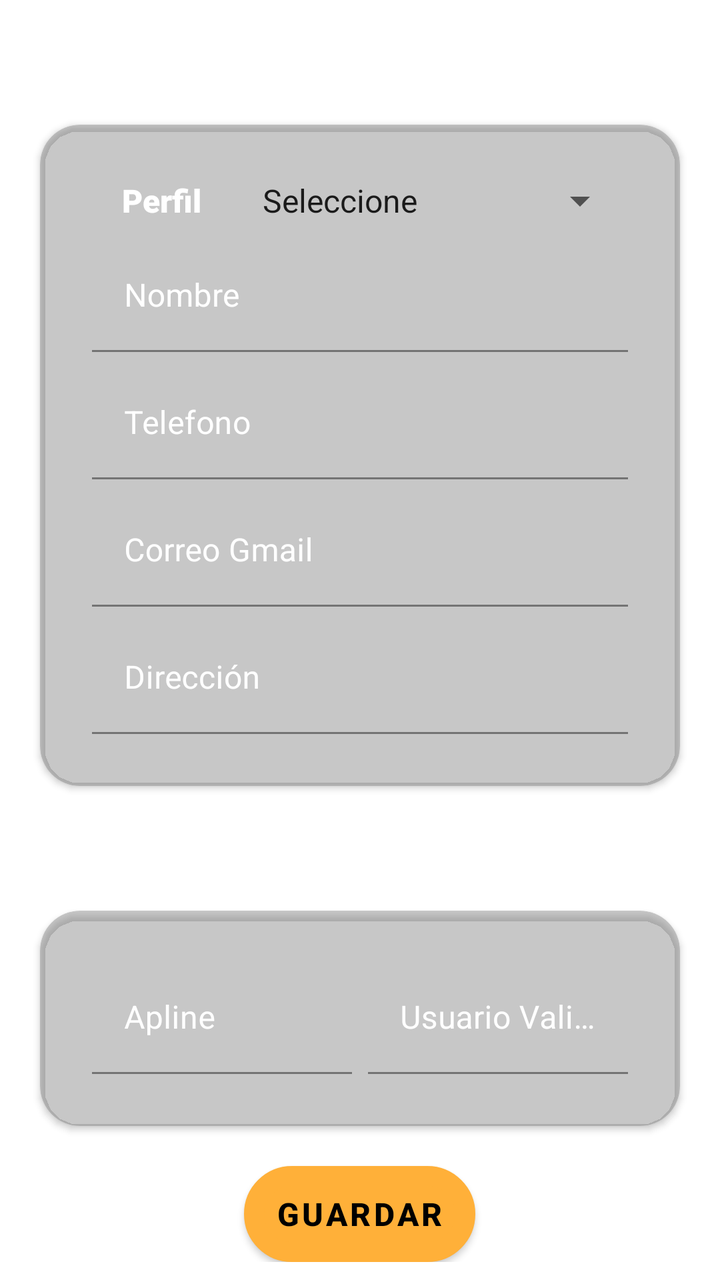
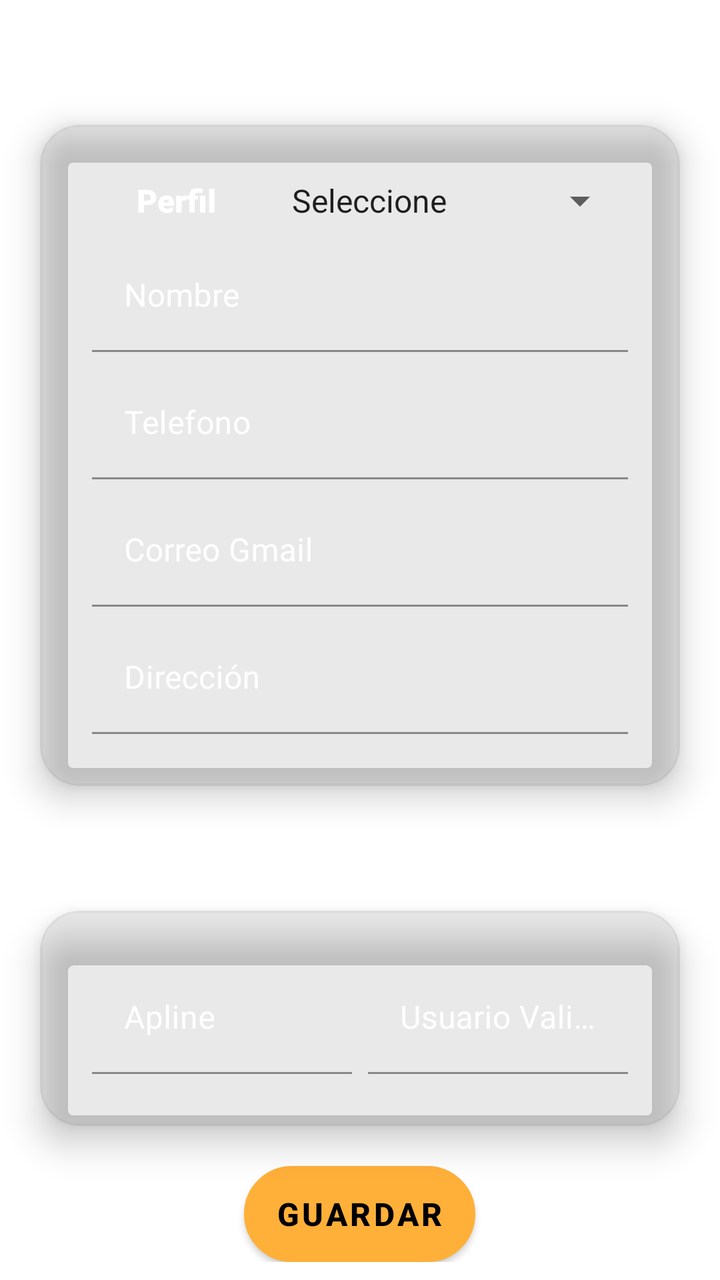

Before-and-after screenshots of an Android layout around one commit, followed by the original layout XML and the change that was made.
<!-- AndroidManifest.xml: application theme Theme.Eventos -->
<!-- res/layout/fragment_usuarios.xml -->
<?xml version="1.0" encoding="utf-8"?>
<FrameLayout xmlns:android="http://schemas.android.com/apk/res/android"
    xmlns:app="http://schemas.android.com/apk/res-auto"
    xmlns:tools="http://schemas.android.com/tools"
    android:layout_width="match_parent"
    android:layout_height="match_parent"
    tools:context=".pantallas.Usuarios">

    <ScrollView
        android:layout_width="match_parent"
        android:layout_height="match_parent">

        <LinearLayout
            android:layout_width="match_parent"
            android:layout_height="wrap_content"
            android:orientation="vertical" >

            <TextView
                android:id="@+id/textView_titulo2"
                android:layout_width="match_parent"
                android:layout_height="wrap_content"
                android:layout_margin="10dp"
                android:layout_marginEnd="0dp"
                android:text="@string/NuevoUsuario"
                android:theme="@style/texto_titulo" />

            <androidx.cardview.widget.CardView
                android:layout_width="match_parent"
                android:layout_height="match_parent"
                android:layout_marginLeft="20sp"
                android:layout_marginTop="10sp"
                android:layout_marginRight="20sp"
                android:layout_marginBottom="10sp"
                app:cardBackgroundColor="#66818181"
                app:cardCornerRadius="20dp">

                <LinearLayout
                    android:layout_width="match_parent"
                    android:layout_height="match_parent"
                    android:layout_margin="22sp"
                    android:orientation="vertical">

                    <LinearLayout
                        android:layout_width="match_parent"
                        android:layout_height="match_parent"
                        android:layout_weight="1"
                        android:orientation="horizontal">

                        <TextView
                            android:id="@+id/textView6"
                            android:layout_width="224dp"
                            android:layout_height="wrap_content"
                            android:layout_margin="4dp"
                            android:layout_weight="2"
                            android:gravity="center"
                            android:text="@string/Perfil"
                            android:theme="@style/texto_sub_titulo" />

                        <Spinner
                            android:id="@+id/spinnerTipo"
                            android:layout_width="match_parent"
                            android:layout_height="wrap_content"
                            android:layout_margin="4dp"
                            android:layout_weight="1"

                            android:entries="@array/Tipo"
                            tools:ignore="TouchTargetSizeCheck" />
                    </LinearLayout>

                    <com.google.android.material.textfield.TextInputLayout
                        android:layout_width="match_parent"
                        android:layout_height="match_parent"
                        android:layout_weight="1"
                        android:textColorHint="@color/white">

                        <com.google.android.material.textfield.TextInputEditText
                            android:id="@+id/editText_usuario"
                            android:layout_width="match_parent"
                            android:layout_height="match_parent"
                            android:layout_margin="4dp"
                            android:background="@color/trasparente"
                            android:hint="@string/Nombre"
                            android:inputType="textPersonName"
                            android:textColor="@color/white"
                            android:textSize="16sp" />
                    </com.google.android.material.textfield.TextInputLayout>

                    <com.google.android.material.textfield.TextInputLayout
                        android:layout_width="match_parent"
                        android:layout_height="match_parent"
                        android:layout_weight="1"
                        android:textColorHint="@color/white">

                        <com.google.android.material.textfield.TextInputEditText
                            android:id="@+id/editText_telefono"
                            android:layout_width="match_parent"
                            android:layout_height="match_parent"
                            android:layout_margin="4dp"
                            android:background="@color/trasparente"
                            android:hint="@string/Telefono"
                            android:inputType="phone"
                            android:textColor="@color/white"
                            android:textSize="16sp" />
                    </com.google.android.material.textfield.TextInputLayout>

                    <com.google.android.material.textfield.TextInputLayout
                        android:layout_width="match_parent"
                        android:layout_height="match_parent"
                        android:layout_weight="1"
                        android:textColorHint="@color/white">

                        <com.google.android.material.textfield.TextInputEditText
                            android:id="@+id/editText_correo"
                            android:layout_width="match_parent"
                            android:layout_height="match_parent"
                            android:layout_margin="4dp"
                            android:background="@color/trasparente"
                            android:hint="@string/CorreoGmail"
                            android:inputType="textEmailAddress"
                            android:textColor="@color/white"
                            android:textSize="16sp" />
                    </com.google.android.material.textfield.TextInputLayout>


                    <com.google.android.material.textfield.TextInputLayout
                        android:layout_width="match_parent"
                        android:layout_height="match_parent"
                        android:layout_weight="1"
                        android:textColorHint="@color/white">

                        <com.google.android.material.textfield.TextInputEditText
                            android:id="@+id/editText_direccion"
                            android:layout_width="match_parent"
                            android:layout_height="match_parent"
                            android:layout_margin="4dp"
                            android:background="@color/trasparente"
                            android:hint="@string/Direccion"
                            android:inputType="textMultiLine"
                            android:textColor="@color/white"
                            android:textSize="16sp" />
                    </com.google.android.material.textfield.TextInputLayout>

                </LinearLayout>

            </androidx.cardview.widget.CardView>

            <TextView
                android:id="@+id/textView_titulo"
                android:layout_width="match_parent"
                android:layout_height="wrap_content"
                android:text="@string/Referido"
                android:theme="@style/texto_titulo" />

            <androidx.cardview.widget.CardView
                android:layout_width="match_parent"
                android:layout_height="wrap_content"
                android:layout_margin="20dp"
                android:layout_marginTop="10dp"
                app:cardBackgroundColor="#66818181"
                app:cardCornerRadius="20dp">

                <LinearLayout
                    android:layout_width="match_parent"
                    android:layout_height="match_parent"
                    android:layout_margin="22sp"
                    android:orientation="horizontal">


                    <com.google.android.material.textfield.TextInputLayout
                        android:layout_width="match_parent"
                        android:layout_height="match_parent"
                        android:layout_weight="1"
                        android:textColorHint="@color/white">

                        <com.google.android.material.textfield.TextInputEditText
                            android:id="@+id/editText_apline"
                            android:layout_width="match_parent"
                            android:layout_height="match_parent"
                            android:layout_margin="4dp"
                            android:background="@color/trasparente"
                            android:hint="@string/Apline"
                            android:inputType="textPersonName"
                            android:textColor="@color/white"
                            android:textSize="16sp" />
                    </com.google.android.material.textfield.TextInputLayout>

                    <com.google.android.material.textfield.TextInputLayout
                        android:layout_width="match_parent"
                        android:layout_height="match_parent"
                        android:layout_weight="1"
                        android:textColorHint="@color/white">

                        <com.google.android.material.textfield.TextInputEditText
                            android:id="@+id/editText_usuarioValidus"
                            android:layout_width="match_parent"
                            android:layout_height="match_parent"
                            android:layout_margin="4dp"
                            android:background="@color/trasparente"
                            android:hint="@string/UsuarioValidus"
                            android:inputType="textPersonName"
                            android:textColor="@color/white"
                            android:textColorHint="#6D4C41"
                            android:textSize="16sp" />
                    </com.google.android.material.textfield.TextInputLayout>


                </LinearLayout>

            </androidx.cardview.widget.CardView>

            <Button
                android:id="@+id/button3"
                android:layout_width="wrap_content"
                android:layout_height="wrap_content"
                android:layout_gravity="center"
                android:background="@drawable/boton"
                android:theme="@style/Botones"
                android:textColor="@color/black"
                android:gravity="center"
                android:text="@string/Guardar" />

        </LinearLayout>
    </ScrollView>

</FrameLayout>
<!-- resources referenced by this layout -->
<resources>
  <string-array name="Tipo">
          <item>"Seleccione"</item>
          <item>Administrador</item>
          <item>Auditor</item>
          <item>Promotor</item>
      </string-array>
  <color name="black">#FF000000</color>
  <color name="trasparente">#00FFB039</color>
  <color name="white">#FFFFFFFF</color>
  <!-- drawable boton (drawable) -->
  <?xml version="1.0" encoding="utf-8"?>
  <selector xmlns:android="http://schemas.android.com/apk/res/android" >
      <item >
          <shape android:shape="rectangle"  >
              <corners android:radius="100dip" />
              <stroke android:width="10dip" android:color="@color/black" />
              <solid android:color="@color/amarillo" />
          </shape>
      </item>
  </selector>
  <string name="Apline">Apline</string>
  <string name="CorreoGmail">Correo Gmail</string>
  <string name="Direccion">Dirección</string>
  <string name="Guardar">Guardar</string>
  <string name="Nombre">Nombre</string>
  <string name="NuevoUsuario">Nuevo Usuario</string>
  <string name="Perfil">Perfil</string>
  <string name="Referido">Referido</string>
  <string name="Telefono">Telefono</string>
  <string name="UsuarioValidus">Usuario Validus</string>
  <style name="Botones" parent="Theme.AppCompat.Light.NoActionBar">
      <item name="android:background">@drawable/boton</item>
          <item name="android:textStyle">bold</item>
          <item name="android:textSize">16sp</item>
          <item name="android:layout_margin">5sp</item>
          <item name="colorPrimaryVariant">@color/amarillo</item>
          <item name="colorPrimary">@color/amarillo</item>
      </style>
  <style name="texto_sub_titulo" parent="Theme.Eventos">
          <item name="android:textSize">16sp</item>
          <item name="android:textColor">@color/white</item>
          <item name="android:textStyle">bold</item>
          <item name="android:layout_margin">5sp</item>
          <item name="fontFamily">sans-serif-black</item>
      </style>
  <style name="texto_titulo" parent="Theme.Eventos">
          <item name="android:textSize">24sp</item>
          <item name="android:textColor">@color/white</item>
          <item name="android:textStyle">bold</item>
          <item name="android:gravity">center</item>
          <item name="fontFamily">sans-serif-black</item>
      </style>
  <style name="Theme.Eventos" parent="Theme.MaterialComponents.DayNight.DarkActionBar">
          
          <item name="colorPrimary">@color/amarilloFondo</item>
          <item name="colorPrimaryVariant">@color/amarillo</item>
          <item name="colorOnPrimary">@color/white</item>
          
          <item name="colorSecondary">@color/teal_200</item>
          <item name="colorSecondaryVariant">@color/teal_700</item>
          <item name="colorOnSecondary">@color/black</item>
          
  
          <item name="android:statusBarColor" tools:targetApi="l">?attr/colorPrimaryVariant</item>
          
          
          <item name="windowActionBar">false</item>
          <item name="windowNoTitle">true</item>
      </style>
  <color name="amarillo">#FFB039</color>
  <color name="amarilloFondo">#DF885A28</color>
  <color name="teal_200">#FF03DAC5</color>
  <color name="teal_700">#FF018786</color>
</resources>

<!-- the commit's change to res/layout/fragment_usuarios.xml (unified diff, before → after) -->
@@ -1,14 +1,11 @@
 <?xml version="1.0" encoding="utf-8"?>
-<FrameLayout xmlns:android="http://schemas.android.com/apk/res/android"
+<ScrollView xmlns:android="http://schemas.android.com/apk/res/android"
     xmlns:app="http://schemas.android.com/apk/res-auto"
     xmlns:tools="http://schemas.android.com/tools"
     android:layout_width="match_parent"
     android:layout_height="match_parent"
     tools:context=".pantallas.Usuarios">
 
-    <ScrollView
-        android:layout_width="match_parent"
-        android:layout_height="match_parent">
 
         <LinearLayout
             android:layout_width="match_parent"
@@ -31,7 +28,8 @@
                 android:layout_marginTop="10sp"
                 android:layout_marginRight="20sp"
                 android:layout_marginBottom="10sp"
-                app:cardBackgroundColor="#66818181"
+                app:cardElevation="10sp"
+                app:cardBackgroundColor="@color/fondo_cardView"
                 app:cardCornerRadius="20dp">
 
                 <LinearLayout
@@ -48,13 +46,14 @@
 
                         <TextView
                             android:id="@+id/textView6"
-                            android:layout_width="224dp"
+                            android:layout_width="match_parent"
                             android:layout_height="wrap_content"
                             android:layout_margin="4dp"
                             android:layout_weight="2"
                             android:gravity="center"
                             android:text="@string/Perfil"
-                            android:theme="@style/texto_sub_titulo" />
+                            android:theme="@style/texto_sub_titulo"
+                            tools:ignore="TextContrastCheck" />
 
                         <Spinner
                             android:id="@+id/spinnerTipo"
@@ -74,7 +73,7 @@
                         android:textColorHint="@color/white">
 
                         <com.google.android.material.textfield.TextInputEditText
-                            android:id="@+id/editText_usuario"
+                            android:id="@+id/editText_nombre"
                             android:layout_width="match_parent"
                             android:layout_height="match_parent"
                             android:layout_margin="4dp"
@@ -82,7 +81,8 @@
                             android:hint="@string/Nombre"
                             android:inputType="textPersonName"
                             android:textColor="@color/white"
-                            android:textSize="16sp" />
+                            android:textSize="16sp"
+                            tools:ignore="TextContrastCheck" />
                     </com.google.android.material.textfield.TextInputLayout>
 
                     <com.google.android.material.textfield.TextInputLayout
@@ -100,17 +100,18 @@
                             android:hint="@string/Telefono"
                             android:inputType="phone"
                             android:textColor="@color/white"
-                            android:textSize="16sp" />
-                    </com.google.android.material.textfield.TextInputLayout>
-
-                    <com.google.android.material.textfield.TextInputLayout
-                        android:layout_width="match_parent"
-                        android:layout_height="match_parent"
-                        android:layout_weight="1"
-                        android:textColorHint="@color/white">
-
-                        <com.google.android.material.textfield.TextInputEditText
-                            android:id="@+id/editText_correo"
+                            android:textSize="16sp"
+                            tools:ignore="TextContrastCheck" />
+                    </com.google.android.material.textfield.TextInputLayout>
+
+                    <com.google.android.material.textfield.TextInputLayout
+                        android:layout_width="match_parent"
+                        android:layout_height="match_parent"
+                        android:layout_weight="1"
+                        android:textColorHint="@color/white">
+
+                        <com.google.android.material.textfield.TextInputEditText
+                            android:id="@+id/editText_correoGmail"
                             android:layout_width="match_parent"
                             android:layout_height="match_parent"
                             android:layout_margin="4dp"
@@ -118,7 +119,8 @@
                             android:hint="@string/CorreoGmail"
                             android:inputType="textEmailAddress"
                             android:textColor="@color/white"
-                            android:textSize="16sp" />
+                            android:textSize="16sp"
+                            tools:ignore="TextContrastCheck" />
                     </com.google.android.material.textfield.TextInputLayout>
 
 
@@ -137,7 +139,8 @@
                             android:hint="@string/Direccion"
                             android:inputType="textMultiLine"
                             android:textColor="@color/white"
-                            android:textSize="16sp" />
+                            android:textSize="16sp"
+                            tools:ignore="TextContrastCheck" />
                     </com.google.android.material.textfield.TextInputLayout>
 
                 </LinearLayout>
@@ -156,14 +159,16 @@
                 android:layout_height="wrap_content"
                 android:layout_margin="20dp"
                 android:layout_marginTop="10dp"
-                app:cardBackgroundColor="#66818181"
+                app:cardElevation="10sp"
+                app:cardBackgroundColor="@color/fondo_cardView"
                 app:cardCornerRadius="20dp">
 
                 <LinearLayout
                     android:layout_width="match_parent"
                     android:layout_height="match_parent"
                     android:layout_margin="22sp"
-                    android:orientation="horizontal">
+                    android:orientation="horizontal"
+                    android:baselineAligned="false">
 
 
                     <com.google.android.material.textfield.TextInputLayout
@@ -177,11 +182,14 @@
                             android:layout_width="match_parent"
                             android:layout_height="match_parent"
                             android:layout_margin="4dp"
+                            android:autofillHints="apline"
                             android:background="@color/trasparente"
                             android:hint="@string/Apline"
                             android:inputType="textPersonName"
                             android:textColor="@color/white"
-                            android:textSize="16sp" />
+                            android:textColorHint="#6D4C41"
+                            android:textSize="16sp"
+                            tools:ignore="TextContrastCheck" />
                     </com.google.android.material.textfield.TextInputLayout>
 
                     <com.google.android.material.textfield.TextInputLayout
@@ -196,11 +204,13 @@
                             android:layout_height="match_parent"
                             android:layout_margin="4dp"
                             android:background="@color/trasparente"
+                            android:autofillHints="usuarioValidus"
                             android:hint="@string/UsuarioValidus"
                             android:inputType="textPersonName"
                             android:textColor="@color/white"
                             android:textColorHint="#6D4C41"
-                            android:textSize="16sp" />
+                            android:textSize="16sp"
+                            tools:ignore="TextContrastCheck" />
                     </com.google.android.material.textfield.TextInputLayout>
 
 
@@ -209,7 +219,7 @@
             </androidx.cardview.widget.CardView>
 
             <Button
-                android:id="@+id/button3"
+                android:id="@+id/button_guardar"
                 android:layout_width="wrap_content"
                 android:layout_height="wrap_content"
                 android:layout_gravity="center"
@@ -220,6 +230,6 @@
                 android:text="@string/Guardar" />
 
         </LinearLayout>
-    </ScrollView>
-
-</FrameLayout>
+
+
+</ScrollView>
<!-- resource entries referenced after the edit -->
@@ -7,6 +7,7 @@
           <item>Promotor</item>
       </string-array>
   <color name="black">#FF000000</color>
+  <color name="fondo_cardView">#1E4A4947</color>
   <color name="trasparente">#00FFB039</color>
   <color name="white">#FFFFFFFF</color>
   <!-- drawable boton (drawable) -->
@@ -64,6 +65,7 @@
           
   
           <item name="android:statusBarColor" tools:targetApi="l">?attr/colorPrimaryVariant</item>
+  
           
           
           <item name="windowActionBar">false</item>
